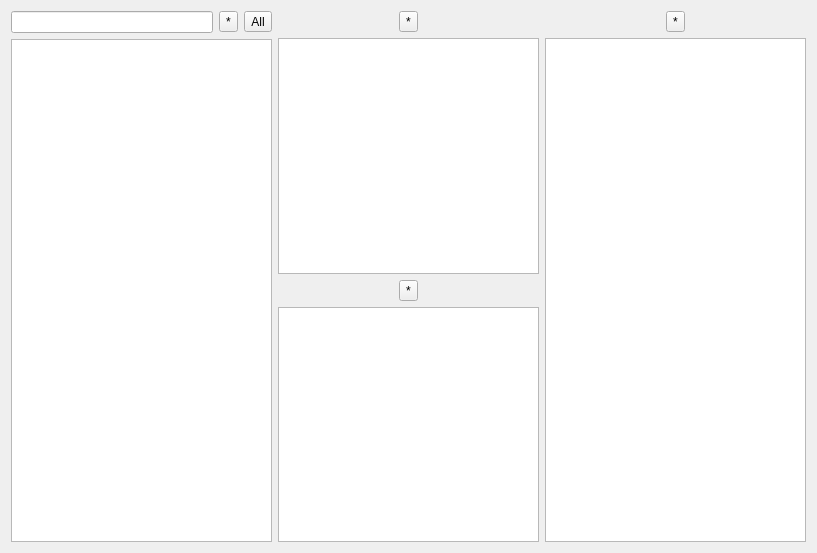
Above: widgets/modelwriter/modelwriter.ui from kapilpipaliya/generator_cmake before the change. Below: the same form after it.
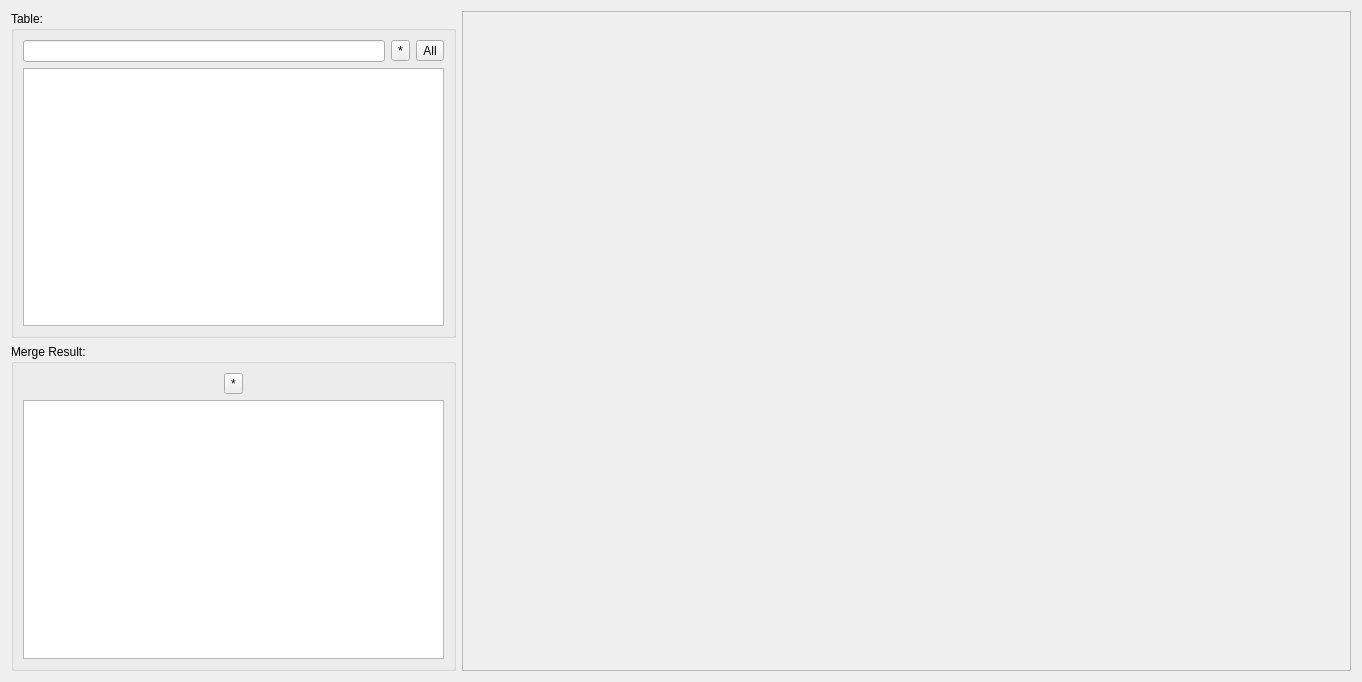
That is the form after the change. Custom widgets are drawn as their Qt base class.

```diff
--- a/widgets/modelwriter/modelwriter.ui
+++ b/widgets/modelwriter/modelwriter.ui
@@ -6,16 +6,28 @@
    <rect>
     <x>0</x>
     <y>0</y>
-    <width>817</width>
-    <height>553</height>
+    <width>1362</width>
+    <height>682</height>
    </rect>
   </property>
+  <property name="sizePolicy">
+   <sizepolicy hsizetype="Preferred" vsizetype="Preferred">
+    <horstretch>0</horstretch>
+    <verstretch>0</verstretch>
+   </sizepolicy>
+  </property>
   <property name="windowTitle">
    <string>Form</string>
   </property>
-  <layout class="QHBoxLayout" name="horizontalLayout_5">
+  <layout class="QHBoxLayout" name="horizontalLayout_11" stretch="1,2">
    <item>
-    <layout class="QVBoxLayout" name="verticalLayout_01">
+    <layout class="QVBoxLayout" name="verticalLayout_8" stretch="0,0">
+     <item>
+      <widget class="QGroupBox" name="groupBox">
+       <property name="title">
+        <string>Table:</string>
+       </property>
+       <layout class="QVBoxLayout" name="verticalLayout">
      <item>
       <layout class="QHBoxLayout" name="horizontalLayout">
        <item>
@@ -41,41 +53,14 @@
       <widget class="QTreeView" name="treeView"/>
      </item>
     </layout>
-   </item>
-   <item>
-    <layout class="QVBoxLayout" name="verticalLayout_02">
-     <item>
-      <layout class="QHBoxLayout" name="horizontalLayout_2">
-       <item>
-        <widget class="QToolButton" name="toolButton_textedit_inter_clear">
-         <property name="text">
-          <string>*</string>
-         </property>
-        </widget>
-       </item>
-      </layout>
-     </item>
+      </widget>
+     </item>
      <item>
-      <widget class="QCodeEditor" name="textEdit_inter"/>
-     </item>
-     <item>
-      <layout class="QHBoxLayout" name="horizontalLayout_4">
-       <item>
-        <widget class="QToolButton" name="toolButton_template_clear">
-         <property name="text">
-          <string>*</string>
-         </property>
-        </widget>
-       </item>
-      </layout>
-     </item>
-     <item>
-      <widget class="QPlainTextEdit" name="plainTextEdit_template"/>
-     </item>
-    </layout>
-   </item>
-   <item>
-    <layout class="QVBoxLayout" name="verticalLayout_03">
+      <widget class="QGroupBox" name="groupBox_3">
+       <property name="title">
+        <string>Merge Result:</string>
+       </property>
+       <layout class="QVBoxLayout" name="verticalLayout_3">
      <item>
       <layout class="QHBoxLayout" name="horizontalLayout_3">
        <item>
@@ -91,6 +76,31 @@
       <widget class="QCodeEditor" name="textEdit_final"/>
      </item>
     </layout>
+      </widget>
+     </item>
+    </layout>
+   </item>
+   <item>
+    <widget class="QScrollArea" name="scrollArea">
+     <property name="widgetResizable">
+      <bool>true</bool>
+     </property>
+     <widget class="QWidget" name="scrollAreaWidgetContents">
+      <property name="geometry">
+       <rect>
+        <x>0</x>
+        <y>0</y>
+        <width>890</width>
+        <height>662</height>
+       </rect>
+      </property>
+      <layout class="QVBoxLayout" name="verticalLayout_2">
+       <item>
+        <widget class="QWidget" name="widget" native="true"/>
+       </item>
+      </layout>
+     </widget>
+    </widget>
    </item>
   </layout>
  </widget>
```
Left out of the diff: 9 changed lines with no effect on the pictures. Lines whose indentation alone changed are shown as unchanged.
